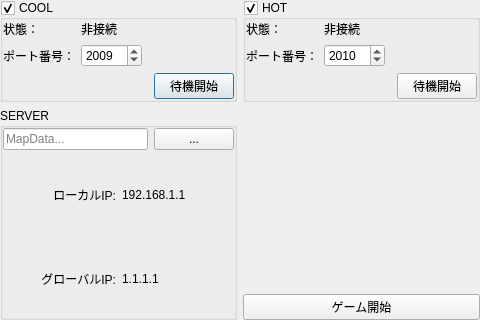
Old version of the form startupdialog.ui in the repository hal1437/AsahikawaProcon-Server.
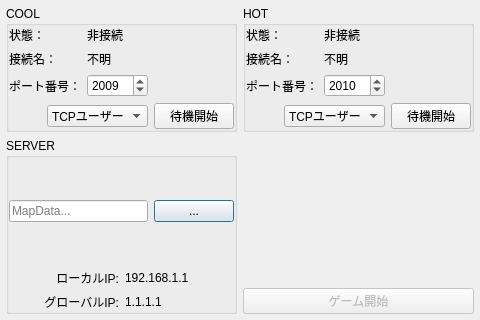
New version of the form.

What changed in the file:
```diff
--- a/startupdialog.ui
+++ b/startupdialog.ui
@@ -15,16 +15,16 @@
   </property>
   <layout class="QGridLayout" name="gridLayout_5">
    <property name="leftMargin">
-    <number>0</number>
+    <number>6</number>
    </property>
    <property name="topMargin">
-    <number>0</number>
+    <number>6</number>
    </property>
    <property name="rightMargin">
-    <number>0</number>
+    <number>6</number>
    </property>
    <property name="bottomMargin">
-    <number>0</number>
+    <number>6</number>
    </property>
    <item row="0" column="0">
     <layout class="QGridLayout" name="gridLayout">
@@ -37,10 +37,10 @@
         <bool>false</bool>
        </property>
        <property name="checkable">
-        <bool>true</bool>
+        <bool>false</bool>
        </property>
        <property name="checked">
-        <bool>true</bool>
+        <bool>false</bool>
        </property>
        <layout class="QGridLayout" name="gridLayout_3">
         <property name="leftMargin">
@@ -57,6 +57,9 @@
         </property>
         <item row="0" column="0">
          <layout class="QVBoxLayout" name="verticalLayout_2">
+          <property name="spacing">
+           <number>6</number>
+          </property>
           <item>
            <layout class="QFormLayout" name="formLayout">
             <property name="fieldGrowthPolicy">
@@ -76,15 +79,15 @@
               </property>
              </widget>
             </item>
-            <item row="1" column="0">
+            <item row="2" column="0">
              <widget class="QLabel" name="label_3">
               <property name="text">
                <string>ポート番号：</string>
               </property>
              </widget>
             </item>
-            <item row="1" column="1">
-             <widget class="QSpinBox" name="spinBox">
+            <item row="2" column="1">
+             <widget class="QSpinBox" name="CoolPortSpinBox">
               <property name="minimum">
                <number>1024</number>
               </property>
@@ -96,6 +99,20 @@
               </property>
              </widget>
             </item>
+            <item row="1" column="0">
+             <widget class="QLabel" name="label_13">
+              <property name="text">
+               <string>接続名：</string>
+              </property>
+             </widget>
+            </item>
+            <item row="1" column="1">
+             <widget class="QLabel" name="CoolNameLabel">
+              <property name="text">
+               <string>不明</string>
+              </property>
+             </widget>
+            </item>
            </layout>
           </item>
           <item>
@@ -114,13 +131,30 @@
              </spacer>
             </item>
             <item>
-             <widget class="QPushButton" name="pushButton_2">
+             <widget class="QComboBox" name="CoolComboBox">
+              <item>
+               <property name="text">
+                <string>TCPユーザー</string>
+               </property>
+              </item>
+              <item>
+               <property name="text">
+                <string>自動くん</string>
+               </property>
+              </item>
+             </widget>
+            </item>
+            <item>
+             <widget class="QPushButton" name="CoolConnectButton">
               <property name="text">
                <string>待機開始</string>
               </property>
               <property name="checkable">
                <bool>true</bool>
               </property>
+              <property name="autoDefault">
+               <bool>false</bool>
+              </property>
              </widget>
             </item>
            </layout>
@@ -148,6 +182,19 @@
         <property name="bottomMargin">
          <number>0</number>
         </property>
+        <item>
+         <spacer name="verticalSpacer_3">
+          <property name="orientation">
+           <enum>Qt::Vertical</enum>
+          </property>
+          <property name="sizeHint" stdset="0">
+           <size>
+            <width>20</width>
+            <height>40</height>
+           </size>
+          </property>
+         </spacer>
+        </item>
         <item>
          <layout class="QHBoxLayout" name="horizontalLayout_3">
           <item>
@@ -166,6 +213,19 @@
           </item>
          </layout>
         </item>
+        <item>
+         <spacer name="verticalSpacer_2">
+          <property name="orientation">
+           <enum>Qt::Vertical</enum>
+          </property>
+          <property name="sizeHint" stdset="0">
+           <size>
+            <width>20</width>
+            <height>40</height>
+           </size>
+          </property>
+         </spacer>
+        </item>
         <item>
          <layout class="QGridLayout" name="gridLayout_2">
           <item row="0" column="1">
@@ -223,7 +283,10 @@
         </spacer>
        </item>
        <item>
-        <widget class="QPushButton" name="pushButton">
+        <widget class="QPushButton" name="ServerStartButton">
+         <property name="enabled">
+          <bool>false</bool>
+         </property>
          <property name="text">
           <string>ゲーム開始</string>
          </property>
@@ -237,10 +300,10 @@
         <string>HOT</string>
        </property>
        <property name="checkable">
-        <bool>true</bool>
+        <bool>false</bool>
        </property>
        <property name="checked">
-        <bool>true</bool>
+        <bool>false</bool>
        </property>
        <layout class="QGridLayout" name="gridLayout_4">
         <property name="leftMargin">
@@ -257,6 +320,9 @@
         </property>
         <item row="0" column="0">
          <layout class="QVBoxLayout" name="verticalLayout_3">
+          <property name="spacing">
+           <number>6</number>
+          </property>
           <item>
            <layout class="QFormLayout" name="formLayout_2">
             <property name="fieldGrowthPolicy">
@@ -276,15 +342,15 @@
               </property>
              </widget>
             </item>
-            <item row="1" column="0">
+            <item row="2" column="0">
              <widget class="QLabel" name="label_7">
               <property name="text">
                <string>ポート番号：</string>
               </property>
              </widget>
             </item>
-            <item row="1" column="1">
-             <widget class="QSpinBox" name="spinBox_3">
+            <item row="2" column="1">
+             <widget class="QSpinBox" name="HotPortSpinBox">
               <property name="minimum">
                <number>1024</number>
               </property>
@@ -296,6 +362,20 @@
               </property>
              </widget>
             </item>
+            <item row="1" column="0">
+             <widget class="QLabel" name="label_11">
+              <property name="text">
+               <string>接続名：</string>
+              </property>
+             </widget>
+            </item>
+            <item row="1" column="1">
+             <widget class="QLabel" name="HotNameLabel">
+              <property name="text">
+               <string>不明</string>
+              </property>
+             </widget>
+            </item>
            </layout>
           </item>
           <item>
@@ -314,7 +394,21 @@
              </spacer>
             </item>
             <item>
-             <widget class="QPushButton" name="pushButton_3">
+             <widget class="QComboBox" name="HotComboBox">
+              <item>
+               <property name="text">
+                <string>TCPユーザー</string>
+               </property>
+              </item>
+              <item>
+               <property name="text">
+                <string>自動くん</string>
+               </property>
+              </item>
+             </widget>
+            </item>
+            <item>
+             <widget class="QPushButton" name="HotConnectButton">
               <property name="text">
                <string>待機開始</string>
               </property>
```
Left out of the diff: 83 changed lines with no effect on the pictures.
